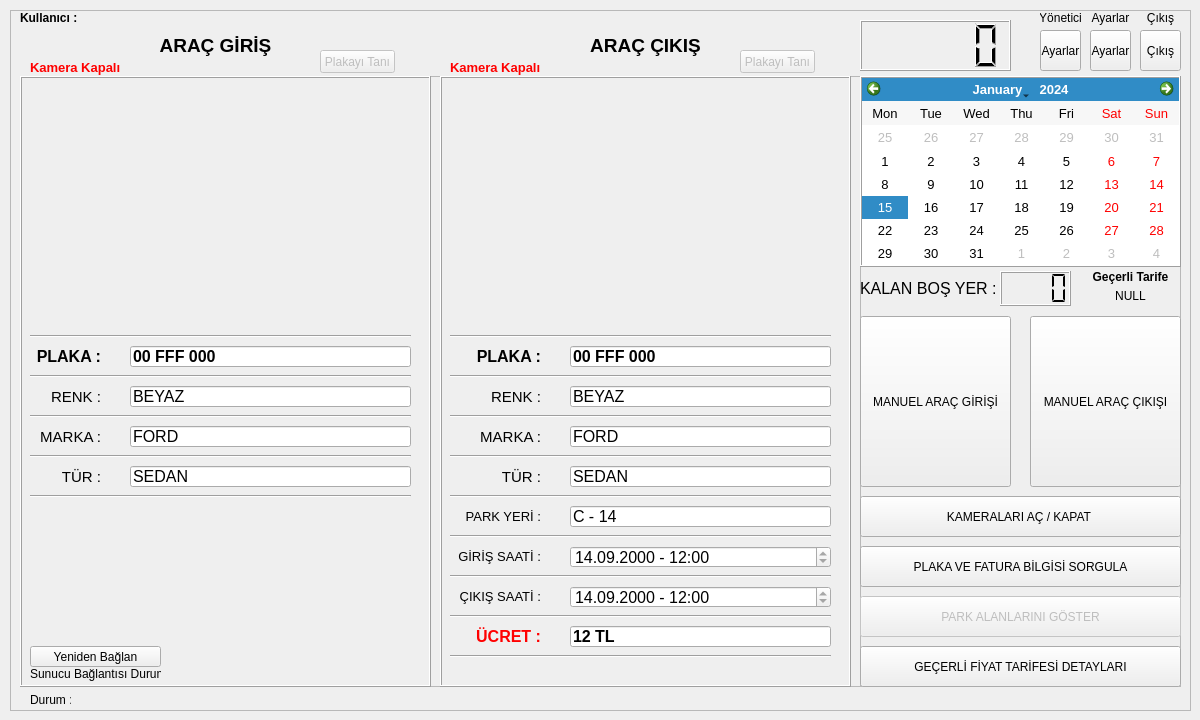
Before: the Qt Designer form forms/applicationwindow.ui in ydcpp/ParkingLotManagement, drawn with Qt 5.
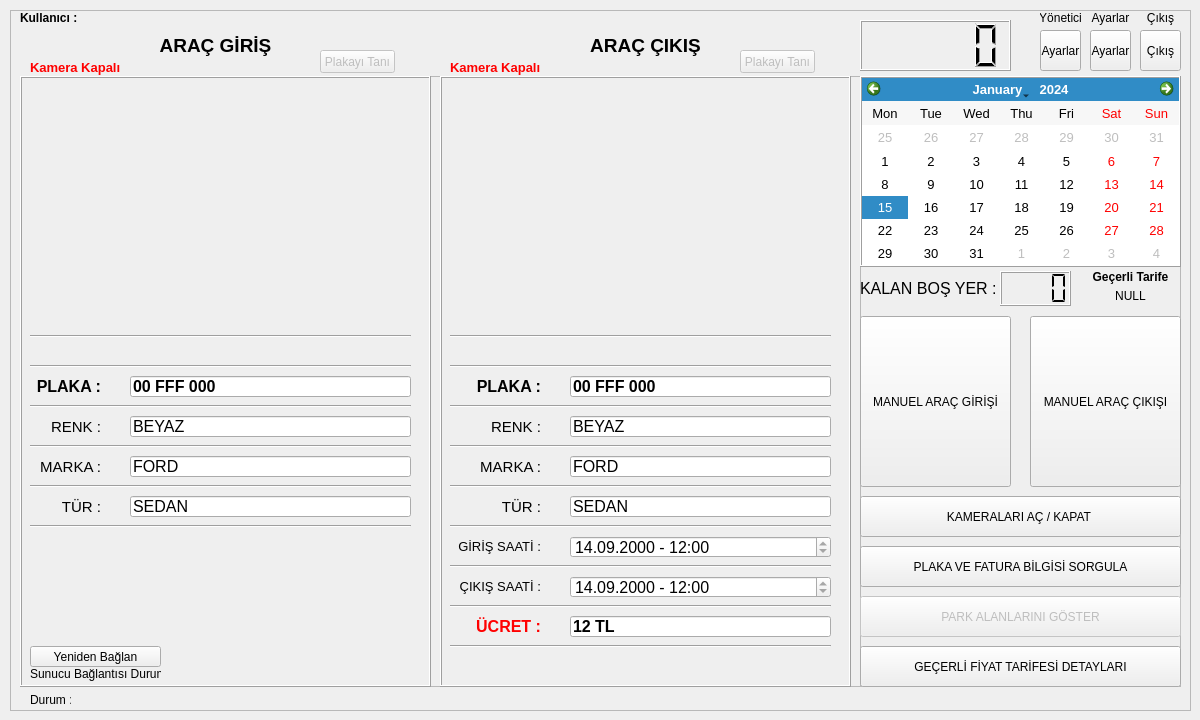
After: the same form once the commit is applied. Icons and pictures are not drawn. Custom widgets are drawn as their Qt base class.

Diff of the .ui file:
```diff
--- a/forms/applicationwindow.ui
+++ b/forms/applicationwindow.ui
@@ -386,7 +386,7 @@
       <property name="geometry">
        <rect>
         <x>10</x>
-        <y>270</y>
+        <y>300</y>
         <width>71</width>
         <height>21</height>
        </rect>
@@ -409,7 +409,7 @@
       <property name="geometry">
        <rect>
         <x>10</x>
-        <y>310</y>
+        <y>340</y>
         <width>71</width>
         <height>21</height>
        </rect>
@@ -432,7 +432,7 @@
       <property name="geometry">
        <rect>
         <x>10</x>
-        <y>350</y>
+        <y>380</y>
         <width>71</width>
         <height>21</height>
        </rect>
@@ -458,7 +458,7 @@
       <property name="geometry">
        <rect>
         <x>110</x>
-        <y>270</y>
+        <y>300</y>
         <width>281</width>
         <height>21</height>
        </rect>
@@ -487,7 +487,7 @@
       <property name="geometry">
        <rect>
         <x>110</x>
-        <y>310</y>
+        <y>340</y>
         <width>281</width>
         <height>21</height>
        </rect>
@@ -514,7 +514,7 @@
       <property name="geometry">
        <rect>
         <x>110</x>
-        <y>350</y>
+        <y>380</y>
         <width>281</width>
         <height>21</height>
        </rect>
@@ -538,7 +538,7 @@
       <property name="geometry">
        <rect>
         <x>10</x>
-        <y>290</y>
+        <y>320</y>
         <width>381</width>
         <height>20</height>
        </rect>
@@ -551,7 +551,7 @@
       <property name="geometry">
        <rect>
         <x>10</x>
-        <y>330</y>
+        <y>360</y>
         <width>381</width>
         <height>20</height>
        </rect>
@@ -564,7 +564,7 @@
       <property name="geometry">
        <rect>
         <x>10</x>
-        <y>370</y>
+        <y>400</y>
         <width>381</width>
         <height>20</height>
        </rect>
@@ -580,7 +580,7 @@
       <property name="geometry">
        <rect>
         <x>110</x>
-        <y>390</y>
+        <y>420</y>
         <width>281</width>
         <height>21</height>
        </rect>
@@ -604,7 +604,7 @@
       <property name="geometry">
        <rect>
         <x>10</x>
-        <y>410</y>
+        <y>440</y>
         <width>381</width>
         <height>20</height>
        </rect>
@@ -617,7 +617,7 @@
       <property name="geometry">
        <rect>
         <x>10</x>
-        <y>390</y>
+        <y>420</y>
         <width>71</width>
         <height>21</height>
        </rect>
@@ -679,7 +679,7 @@
       <property name="geometry">
        <rect>
         <x>3</x>
-        <y>0</y>
+        <y>3</y>
         <width>406</width>
         <height>251</height>
        </rect>
@@ -698,6 +698,40 @@
        <enum>Qt::Horizontal</enum>
       </property>
      </widget>
+     <widget class="Line" name="line_11">
+      <property name="geometry">
+       <rect>
+        <x>10</x>
+        <y>280</y>
+        <width>381</width>
+        <height>20</height>
+       </rect>
+      </property>
+      <property name="orientation">
+       <enum>Qt::Horizontal</enum>
+      </property>
+     </widget>
+     <widget class="QLabel" name="label_platestatus_in">
+      <property name="geometry">
+       <rect>
+        <x>20</x>
+        <y>260</y>
+        <width>361</width>
+        <height>31</height>
+       </rect>
+      </property>
+      <property name="font">
+       <font>
+        <pointsize>12</pointsize>
+       </font>
+      </property>
+      <property name="text">
+       <string/>
+      </property>
+      <property name="alignment">
+       <set>Qt::AlignCenter</set>
+      </property>
+     </widget>
     </widget>
     <widget class="QFrame" name="frame_exit">
      <property name="geometry">
@@ -718,7 +752,7 @@
       <property name="geometry">
        <rect>
         <x>10</x>
-        <y>330</y>
+        <y>360</y>
         <width>381</width>
         <height>20</height>
        </rect>
@@ -731,7 +765,7 @@
       <property name="geometry">
        <rect>
         <x>10</x>
-        <y>310</y>
+        <y>340</y>
         <width>91</width>
         <height>21</height>
        </rect>
@@ -757,7 +791,7 @@
       <property name="geometry">
        <rect>
         <x>130</x>
-        <y>270</y>
+        <y>300</y>
         <width>261</width>
         <height>21</height>
        </rect>
@@ -786,7 +820,7 @@
       <property name="geometry">
        <rect>
         <x>130</x>
-        <y>350</y>
+        <y>380</y>
         <width>261</width>
         <height>21</height>
        </rect>
@@ -810,7 +844,7 @@
       <property name="geometry">
        <rect>
         <x>10</x>
-        <y>290</y>
+        <y>320</y>
         <width>381</width>
         <height>20</height>
        </rect>
@@ -823,7 +857,7 @@
       <property name="geometry">
        <rect>
         <x>10</x>
-        <y>270</y>
+        <y>300</y>
         <width>91</width>
         <height>21</height>
        </rect>
@@ -849,7 +883,7 @@
       <property name="geometry">
        <rect>
         <x>130</x>
-        <y>310</y>
+        <y>340</y>
         <width>261</width>
         <height>21</height>
        </rect>
@@ -873,7 +907,7 @@
       <property name="geometry">
        <rect>
         <x>10</x>
-        <y>370</y>
+        <y>400</y>
         <width>381</width>
         <height>20</height>
        </rect>
@@ -889,7 +923,7 @@
       <property name="geometry">
        <rect>
         <x>130</x>
-        <y>390</y>
+        <y>420</y>
         <width>261</width>
         <height>21</height>
        </rect>
@@ -913,7 +947,7 @@
       <property name="geometry">
        <rect>
         <x>10</x>
-        <y>410</y>
+        <y>440</y>
         <width>381</width>
         <height>20</height>
        </rect>
@@ -926,7 +960,7 @@
       <property name="geometry">
        <rect>
         <x>10</x>
-        <y>350</y>
+        <y>380</y>
         <width>91</width>
         <height>21</height>
        </rect>
@@ -949,7 +983,7 @@
       <property name="geometry">
        <rect>
         <x>10</x>
-        <y>390</y>
+        <y>420</y>
         <width>91</width>
         <height>21</height>
        </rect>
@@ -972,7 +1006,7 @@
       <property name="geometry">
        <rect>
         <x>10</x>
-        <y>470</y>
+        <y>460</y>
         <width>91</width>
         <height>21</height>
        </rect>
@@ -995,7 +1029,7 @@
       <property name="geometry">
        <rect>
         <x>10</x>
-        <y>490</y>
+        <y>480</y>
         <width>381</width>
         <height>20</height>
        </rect>
@@ -1008,7 +1042,7 @@
       <property name="geometry">
        <rect>
         <x>10</x>
-        <y>510</y>
+        <y>500</y>
         <width>91</width>
         <height>21</height>
        </rect>
@@ -1031,7 +1065,7 @@
       <property name="geometry">
        <rect>
         <x>10</x>
-        <y>530</y>
+        <y>520</y>
         <width>381</width>
         <height>20</height>
        </rect>
@@ -1047,7 +1081,7 @@
       <property name="geometry">
        <rect>
         <x>130</x>
-        <y>470</y>
+        <y>460</y>
         <width>261</width>
         <height>22</height>
        </rect>
@@ -1106,7 +1140,7 @@
       <property name="geometry">
        <rect>
         <x>130</x>
-        <y>510</y>
+        <y>500</y>
         <width>261</width>
         <height>22</height>
        </rect>
@@ -1158,74 +1192,11 @@
        <string>dd.MM.yyyy - HH:mm</string>
       </property>
      </widget>
-     <widget class="QLineEdit" name="lineEdit_out_parkLocation">
-      <property name="enabled">
-       <bool>true</bool>
-      </property>
-      <property name="geometry">
-       <rect>
-        <x>130</x>
-        <y>430</y>
-        <width>261</width>
-        <height>21</height>
-       </rect>
-      </property>
-      <property name="font">
-       <font>
-        <pointsize>12</pointsize>
-       </font>
-      </property>
-      <property name="text">
-       <string>C - 14</string>
-      </property>
-      <property name="frame">
-       <bool>true</bool>
-      </property>
-      <property name="readOnly">
-       <bool>true</bool>
-      </property>
-     </widget>
-     <widget class="QLabel" name="label_16">
-      <property name="geometry">
-       <rect>
-        <x>10</x>
-        <y>430</y>
-        <width>91</width>
-        <height>21</height>
-       </rect>
-      </property>
-      <property name="font">
-       <font>
-        <pointsize>10</pointsize>
-        <weight>50</weight>
-        <bold>false</bold>
-       </font>
-      </property>
-      <property name="text">
-       <string>PARK YERİ :</string>
-      </property>
-      <property name="alignment">
-       <set>Qt::AlignRight|Qt::AlignTrailing|Qt::AlignVCenter</set>
-      </property>
-     </widget>
-     <widget class="Line" name="line_11">
-      <property name="geometry">
-       <rect>
-        <x>10</x>
-        <y>450</y>
-        <width>381</width>
-        <height>20</height>
-       </rect>
-      </property>
-      <property name="orientation">
-       <enum>Qt::Horizontal</enum>
-      </property>
-     </widget>
      <widget class="Line" name="line_12">
       <property name="geometry">
        <rect>
         <x>10</x>
-        <y>570</y>
+        <y>560</y>
         <width>381</width>
         <height>20</height>
        </rect>
@@ -1238,7 +1209,7 @@
       <property name="geometry">
        <rect>
         <x>10</x>
-        <y>550</y>
+        <y>540</y>
         <width>91</width>
         <height>21</height>
        </rect>
@@ -1267,7 +1238,7 @@
       <property name="geometry">
        <rect>
         <x>130</x>
-        <y>550</y>
+        <y>540</y>
         <width>261</width>
         <height>21</height>
        </rect>
@@ -1293,7 +1264,7 @@
       <property name="geometry">
        <rect>
         <x>3</x>
-        <y>0</y>
+        <y>3</y>
         <width>406</width>
         <height>251</height>
        </rect>
@@ -1312,6 +1283,40 @@
        <enum>Qt::Horizontal</enum>
       </property>
      </widget>
+     <widget class="Line" name="line_15">
+      <property name="geometry">
+       <rect>
+        <x>10</x>
+        <y>280</y>
+        <width>381</width>
+        <height>20</height>
+       </rect>
+      </property>
+      <property name="orientation">
+       <enum>Qt::Horizontal</enum>
+      </property>
+     </widget>
+     <widget class="QLabel" name="label_platestatus_out">
+      <property name="geometry">
+       <rect>
+        <x>20</x>
+        <y>260</y>
+        <width>361</width>
+        <height>31</height>
+       </rect>
+      </property>
+      <property name="font">
+       <font>
+        <pointsize>12</pointsize>
+       </font>
+      </property>
+      <property name="text">
+       <string/>
+      </property>
+      <property name="alignment">
+       <set>Qt::AlignCenter</set>
+      </property>
+     </widget>
     </widget>
    </widget>
    <widget class="QToolButton" name="toolButton_settings">
```
